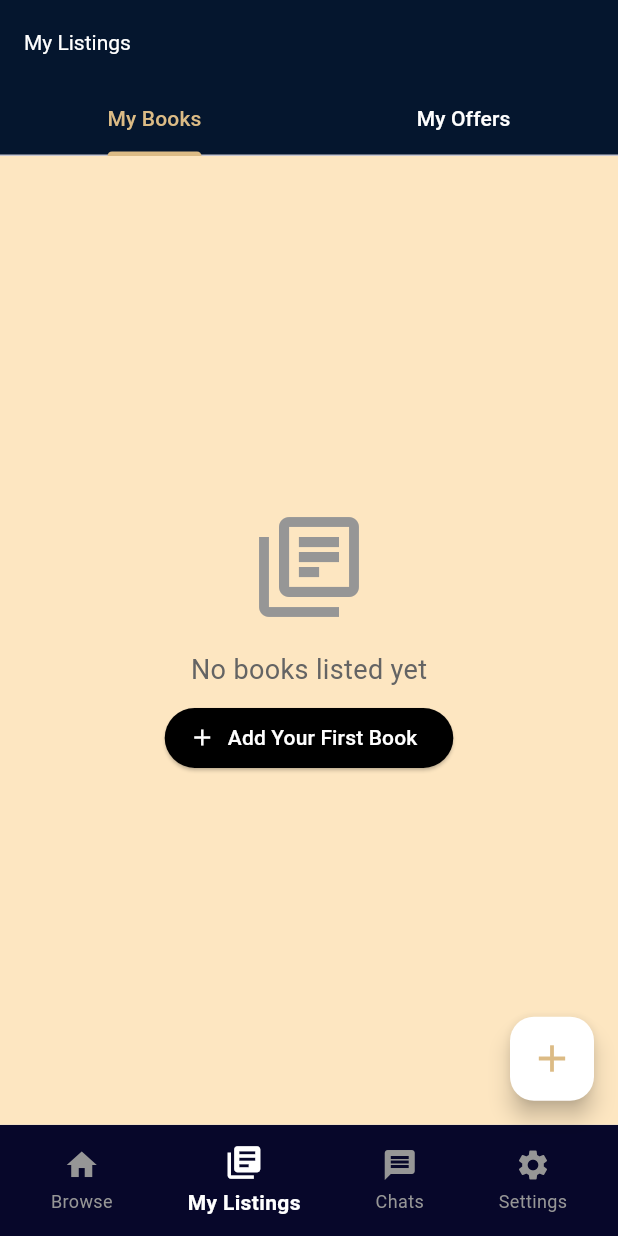
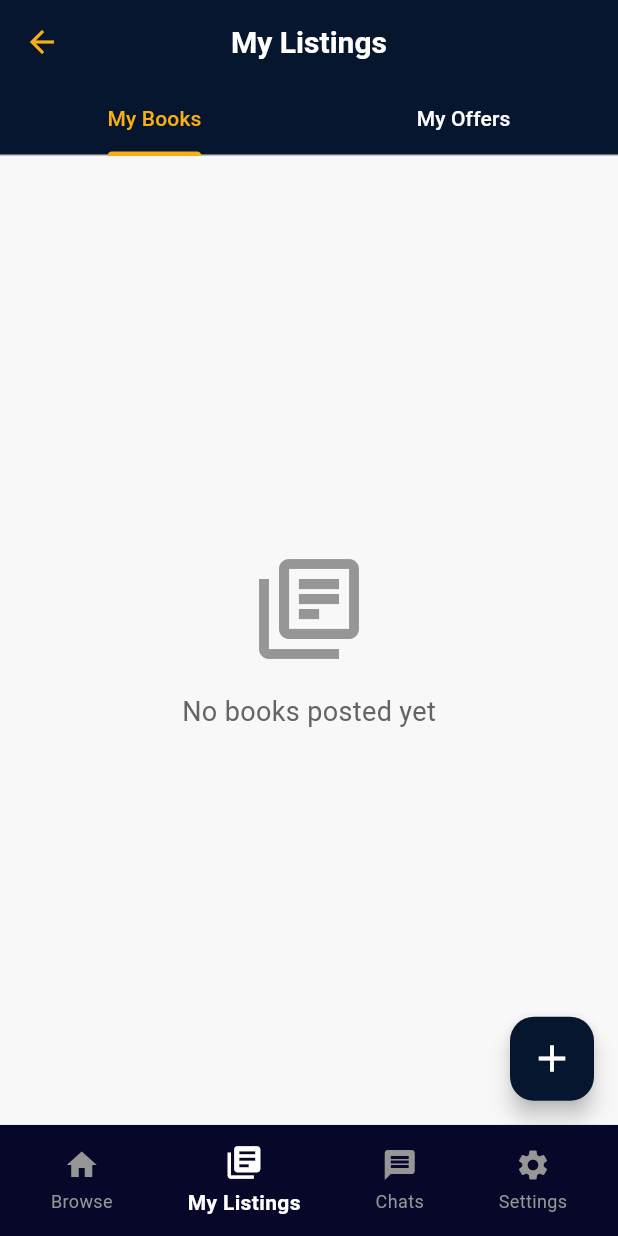
Before and after one commit to Bonaparte003/BookSwap, a Flutter app: the screen it shows once a user with an empty profile is signed in, item 2 of the bottom bar chosen, on a phone screen of 412 x 824 dp. Run offline on Flutter 3.47's test engine with Material 3 defaults, Android fonts, the phone set to English and light mode, and no system bars; our stand-ins replace cloud_firestore, firebase_auth, firebase_core, firebase_storage, flutter_riverpod, image_picker and 1 more; accounts and stored records are empty.

Commit message:
updated the My Listing display to match closely the UI provided

```diff
--- a/lib/Layouts/listing-layout.dart
+++ b/lib/Layouts/listing-layout.dart
@@ -35,22 +35,10 @@ class ListingLayout extends ConsumerWidget {
                 ),
                 const SizedBox(height: 16),
                 const Text(
-                  'No books listed yet',
+                  'No books posted yet',
                   style: TextStyle(
                     fontSize: 18,
                     color: Color.fromARGB(255, 100, 100, 100),
-                  ),
-                ),
-                const SizedBox(height: 8),
-                ElevatedButton.icon(
-                  onPressed: () {
-                    Navigator.pushNamed(context, AppRoutes.addBook);
-                  },
-                  icon: const Icon(Icons.add),
-                  label: const Text('Add Your First Book'),
-                  style: ElevatedButton.styleFrom(
-                    backgroundColor: const Color.fromARGB(255, 0, 0, 0),
-                    foregroundColor: Colors.white,
                   ),
                 ),
               ],
--- a/lib/Screens/add_book.dart
+++ b/lib/Screens/add_book.dart
@@ -481,7 +481,7 @@ class _AddBookState extends ConsumerState<AddBook> {
       bottomNavigationBar: BottomNavigation(
         context,
         selectedIndex: selectedIndex,
-      ),
+            ),
     );
   }
 }
--- a/lib/Screens/home.dart
+++ b/lib/Screens/home.dart
@@ -36,14 +36,19 @@ class Home extends ConsumerWidget {
         child: Scaffold(
           backgroundColor: const Color.fromARGB(255, 252, 252, 252),
           appBar: AppBar(
-            title: const Text('My Listings'),
+            title: const Text('My Listings', style: TextStyle(color: Colors.white, fontSize: 20, fontWeight: FontWeight.bold)),
+            centerTitle: true,
+            leading: IconButton(
+              onPressed: () => Navigator.pop(context),
+              icon: const Icon(Icons.arrow_back, color: Color.fromARGB(255, 250, 174, 22)),
+            ),
             backgroundColor: const Color.fromARGB(255, 5, 22, 46),
             foregroundColor: Colors.white,
             titleTextStyle: const TextStyle(color: Colors.white),
             bottom: const TabBar(
-              labelColor: Color.fromARGB(255, 220, 187, 133),
+              labelColor: const Color.fromARGB(255, 250, 174, 22),
               unselectedLabelColor: Colors.white,
-              indicatorColor: Color.fromARGB(255, 220, 187, 133),
+              indicatorColor: const Color.fromARGB(255, 250, 174, 22),
               tabs: [
                 Tab(text: 'My Books'),
                 Tab(text: 'My Offers'),
@@ -59,10 +64,10 @@ class Home extends ConsumerWidget {
             onPressed: () {
               Navigator.pushNamed(context, AppRoutes.addBook);
             },
-            backgroundColor: const Color.fromARGB(255, 255, 255, 255),
+            backgroundColor: const Color.fromARGB(255, 5, 22, 46),
             child: const Icon(
               Icons.add,
-              color: Color.fromARGB(255, 220, 187, 133),
+              color: Color.fromARGB(255, 255, 255, 255),
               size: 30,
             ),
           ),
@@ -113,7 +118,7 @@ class MyListingsScreen extends StatelessWidget {
   @override
   Widget build(BuildContext context) {
     return Container(
-      color: const Color.fromARGB(255, 253, 230, 193),
+      color: const Color.fromARGB(255, 248, 248, 248),
       child: const TabBarView(
         children: [
           ListingLayout(),
```
